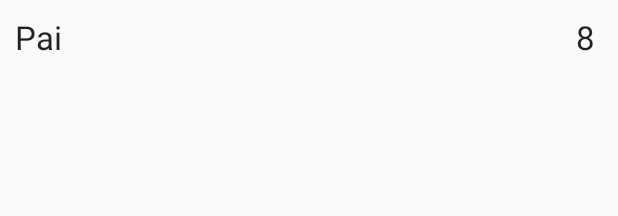
After one commit to surajitrcc8/MyRecipeBook, an Android app: the layout widget_recipe_list_item.xml on its own in the app's theme, with its tools: preview values and no code run, on a phone screen of 412 x 824 dp. The commit adds this screen. Shown: the top 216 px of the screen. Run offline under Robolectric (Android 15) with nearby library versions, the phone set to English and light mode, and no system bars.

Commit message:
Add widget by Surajit...

```diff
--- a/app/build.gradle
+++ b/app/build.gradle
@@ -5,7 +5,7 @@ android {
     buildToolsVersion "26.0.0"
     defaultConfig {
         applicationId "com.example.android.recipebook"
-        minSdkVersion 15
+        minSdkVersion 16
         targetSdkVersion 26
         versionCode 1
         versionName "1.0"
--- /dev/null
+++ b/app/src/main/res/layout/widget_recipe_list_item.xml
@@ -0,0 +1,26 @@
+<?xml version="1.0" encoding="utf-8"?>
+<LinearLayout xmlns:android="http://schemas.android.com/apk/res/android"
+    xmlns:tools="http://schemas.android.com/tools"
+    android:orientation="horizontal" android:layout_width="match_parent"
+    android:layout_height="wrap_content"
+    android:padding="@dimen/dp10"
+    android:id="@+id/ll_widget_recipe_list_container">
+    <TextView
+        android:id="@+id/tv_widget_recipe_name"
+        android:layout_width="0dp"
+        android:layout_height="wrap_content"
+        tools:text="Pai"
+        style="@style/TextAppearance.AppCompat.Large"
+        android:layout_weight="6"/>
+    <TextView
+        android:id="@+id/tv_widget_recipe_servings"
+        android:layout_width="0dp"
+        android:layout_height="wrap_content"
+        tools:text="8"
+        style="@style/TextAppearance.AppCompat.Large"
+        android:layout_gravity="center_vertical|end"
+        android:textAlignment="textEnd"
+        android:paddingStart="@dimen/dp5"
+        android:paddingEnd="@dimen/dp5"
+        android:layout_weight="1"/>
+</LinearLayout>
--- a/app/src/main/res/values/strings.xml
+++ b/app/src/main/res/values/strings.xml
@@ -1,7 +1,6 @@
 <resources>
     <string name="app_name">Recipe Book</string>
     <string name="ingredients">Ingredients :</string>
-
 
 
     <string name="title_step_list">steps</string>
@@ -16,7 +15,8 @@
     <string name="PREV_ENABLED" translatable="false">prevenabled</string>
     <string name="NEXT_ENABLED" translatable="false">nextenabled</string>
     <string name="TAG_STEP_DETAILS_FRAGMENT" translatable="false">FragmentStepDetails</string>
-
+    <string name="appwidget_text">EXAMPLE</string>
+    <string name="add_widget">Add widget</string>
 
 
 </resources>
```
Also changed, not shown: app/src/main/AndroidManifest.xml (+13 -1 lines), app/src/main/java/com/example/android/recipebook/RecipeBookAppWidget.java (added, +77 -0 lines), app/src/main/java/com/example/android/recipebook/RecipeWidgetService.java (added, +91 -0 lines), app/src/main/res/layout/recipe_book_app_widget.xml (added, +14 -0 lines), app/src/main/res/layout/widget_recipe_list_view.xml (added, +10 -0 lines), app/src/main/res/values-v14/dimens.xml (added, +10 -0 lines), app/src/main/res/values/dimens.xml (+5 -5 lines), app/src/main/res/xml/recipe_book_app_widget_info.xml (added, +10 -0 lines).
